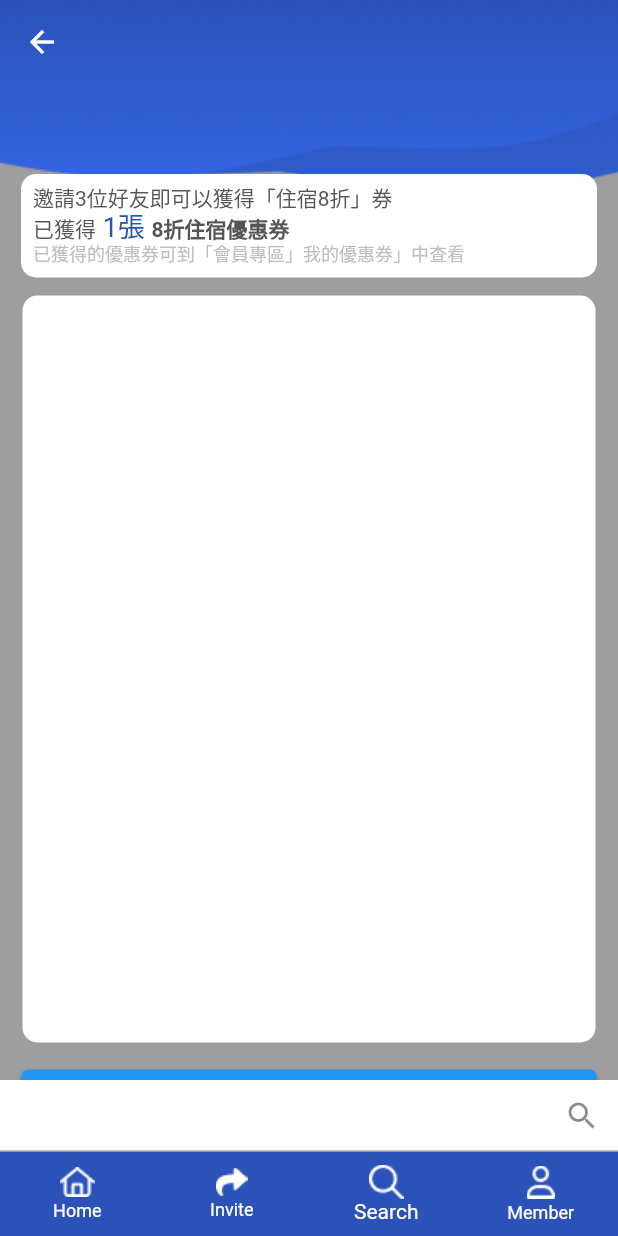
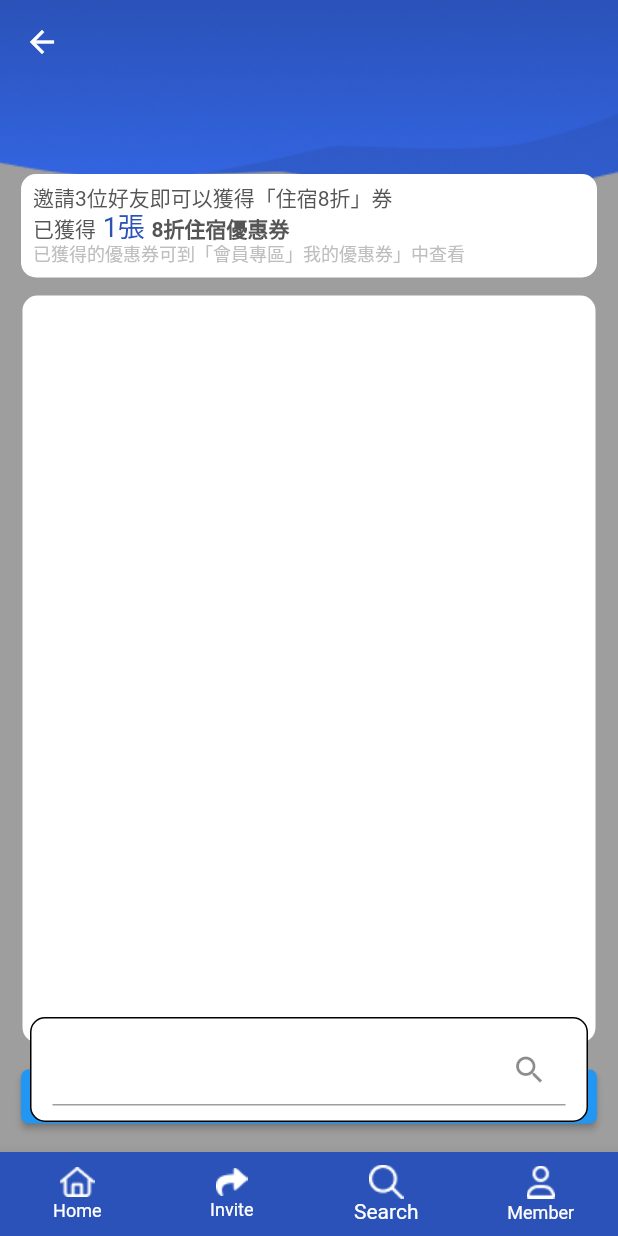
Before and after one commit to samuelcychan/flutter_isushop, a Flutter app: the InvitePage screen opened directly with empty values, item 3 of the bottom bar chosen, on a phone screen of 412 x 824 dp. Run offline on Flutter 3.47's test engine with Material 2 defaults, Android fonts, the phone set to English and light mode, and no system bars; drawn by our look-alikes of flutter_html; our stand-ins replace firebase_core, firebase_messaging, flutter_contacts, permission_handler, share_plus; missing offline and left inert: flutter_inappwebview; accounts and stored records are empty; generated files the repository leaves out were written again.

Commit message:
[Bugfix] update search box style Fix build warnings and package dependencies

```diff
--- a/lib/invite.dart
+++ b/lib/invite.dart
@@ -3,6 +3,7 @@ import 'dart:io';
 
 import 'package:cbsdinfo_isu_shop/main.dart';
 import 'package:cbsdinfo_isu_shop/widget/bottom_nav.dart';
+import 'package:cbsdinfo_isu_shop/widget/search_box.dart';
 import 'package:flutter/material.dart';
 import 'package:flutter_contacts/flutter_contacts.dart';
 import 'package:flutter_gen/gen_l10n/app_localizations.dart';
@@ -189,26 +190,9 @@ class _ShareState extends State<InvitePage> {
           ]),
           Visibility(
               visible: shouldShowSearchBar,
-              child: Positioned(
-                  bottom: 0,
-                  child: Container(
-                      color: Colors.white,
-                      width: MediaQuery.of(context).size.width,
-                      child: TextField(
-                        controller: textFieldController,
-                        decoration: InputDecoration(
-                            suffixIcon: IconButton(
-                          icon: const Icon(Icons.search),
-                          onPressed: () {
-                            //Navigator.of(context).pop();
-                            Navigator.of(context)
-                                .pushNamed('/webview', arguments: {
-                              'token': widget.token,
-                              'path': '/search?key=${textFieldController.text}'
-                            });
-                          },
-                        )),
-                      )))),
+              child: SearchBox(
+                webviewController: widget.controller,
+              )),
         ],
       ),
     );
--- a/lib/main.dart
+++ b/lib/main.dart
@@ -1,5 +1,3 @@
-import 'dart:io';
-
 import 'package:cbsdinfo_isu_shop/widget/webview_page.dart';
 import 'package:firebase_core/firebase_core.dart';
 import 'package:firebase_messaging/firebase_messaging.dart';
--- /dev/null
+++ b/lib/widget/search_box.dart
@@ -0,0 +1,47 @@
+import 'package:cbsdinfo_isu_shop/main.dart';
+import 'package:flutter/material.dart';
+import 'package:flutter_inappwebview/flutter_inappwebview.dart';
+
+class SearchBox extends StatelessWidget {
+  SearchBox({
+    Key? key,
+    required this.webviewController,
+  }) : super(key: key);
+
+  final textEditController = TextEditingController();
+  final InAppWebViewController? webviewController;
+
+  @override
+  Widget build(BuildContext context) {
+    return Positioned(
+        bottom: 20,
+        left: 20,
+        child: Container(
+            padding: const EdgeInsets.only(
+                left: 14.0, top: 10.0, bottom: 10.0, right: 14.0),
+            decoration: BoxDecoration(
+              color: Colors.white,
+              border: Border.all(),
+              borderRadius: const BorderRadius.all(
+                Radius.circular(10),
+              ),
+            ),
+            width: MediaQuery.of(context).size.width - 40,
+            child: TextField(
+              controller: textEditController,
+              decoration: InputDecoration(
+                  suffixIcon: IconButton(
+                icon: const Icon(Icons.search),
+                onPressed: () {
+                  if (ModalRoute.of(context)?.settings.name != "/") {
+                    Navigator.of(context).pop();
+                  }
+                  webviewController?.loadUrl(
+                      urlRequest: URLRequest(
+                          url: Uri.parse(
+                              "$baseUriPath/search?key=${textEditController.text}")));
+                },
+              )),
+            )));
+  }
+}
--- a/pubspec.yaml
+++ b/pubspec.yaml
@@ -36,7 +36,7 @@ dependencies:
   # Use with the CupertinoIcons class for iOS style icons.
   cupertino_icons: ^1.0.2
   flutter_contacts: ^1.1.5
-  flutter_html: ^2.2.1
+  flutter_html: 3.0.0-alpha.5
   flutter_inappwebview: ^5.4.3+7
   intl: ^0.17.0
   http: ^0.13.5
@@ -44,6 +44,7 @@ dependencies:
   firebase_messaging: ^12.0.2
   permission_handler: ^10.0.0
   share_plus: ^4.0.10+1
+  flutter_math_fork: '>=0.6.0 <1.0.0'
 
 dev_dependencies:
   flutter_test:
```
Also changed, not shown: lib/widget/webview_page.dart (+4 -20 lines), 2 other files.
